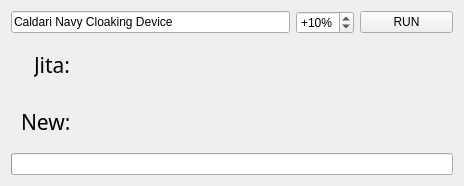
First picture: the form in eve_api/widget.ui, repository Ardameon/eve_market_tool, before the edit.
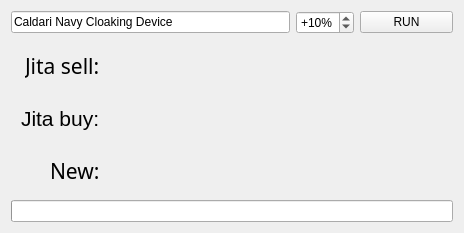
Second picture: the form after the edit. Icons and pictures are not drawn.

Commit message: buy price and sell/buy difference check added

Patch:
```diff
--- a/eve_api/widget.ui
+++ b/eve_api/widget.ui
@@ -7,7 +7,7 @@
     <x>0</x>
     <y>0</y>
     <width>464</width>
-    <height>186</height>
+    <height>233</height>
    </rect>
   </property>
   <property name="minimumSize">
@@ -19,7 +19,7 @@
   <property name="maximumSize">
    <size>
     <width>464</width>
-    <height>186</height>
+    <height>250</height>
    </size>
   </property>
   <property name="windowTitle">
@@ -29,7 +29,7 @@
    <iconset resource="icons.qrc">
     <normaloff>:/icons/6_64_3.png</normaloff>:/icons/6_64_3.png</iconset>
   </property>
-  <layout class="QVBoxLayout" name="verticalLayout" stretch="0,1,0,0">
+  <layout class="QVBoxLayout" name="verticalLayout" stretch="0,0,0,0">
    <item>
     <layout class="QHBoxLayout" name="horizontalLayout" stretch="3,0,1">
      <item>
@@ -62,47 +62,14 @@
     </layout>
    </item>
    <item>
-    <layout class="QGridLayout" name="gridLayout" rowstretch="0,0,0" columnstretch="0,3,1" columnminimumwidth="20,256,64">
+    <layout class="QGridLayout" name="gridLayout" rowstretch="0,0,0,0" columnstretch="0,25,0" columnminimumwidth="0,0,90">
      <property name="sizeConstraint">
       <enum>QLayout::SetNoConstraint</enum>
      </property>
      <property name="leftMargin">
       <number>10</number>
      </property>
-     <item row="1" column="2" rowspan="2" alignment="Qt::AlignHCenter|Qt::AlignVCenter">
-      <widget class="QLabel" name="imageLabel">
-       <property name="text">
-        <string/>
-       </property>
-      </widget>
-     </item>
-     <item row="2" column="0" alignment="Qt::AlignRight">
-      <widget class="QLabel" name="newlabel">
-       <property name="font">
-        <font>
-         <family>Droid Sans Mono</family>
-         <pointsize>16</pointsize>
-        </font>
-       </property>
-       <property name="text">
-        <string>New: </string>
-       </property>
-      </widget>
-     </item>
-     <item row="1" column="0" alignment="Qt::AlignRight">
-      <widget class="QLabel" name="systemLabel">
-       <property name="font">
-        <font>
-         <family>Droid Sans Mono</family>
-         <pointsize>16</pointsize>
-        </font>
-       </property>
-       <property name="text">
-        <string>Jita: </string>
-       </property>
-      </widget>
-     </item>
-     <item row="2" column="1">
+     <item row="3" column="1">
       <widget class="QLabel" name="newPriceLabel">
        <property name="enabled">
         <bool>true</bool>
@@ -115,7 +82,7 @@
        </property>
        <property name="font">
         <font>
-         <family>Droid Sans Mono</family>
+         <family>Sans Serif</family>
          <pointsize>16</pointsize>
         </font>
        </property>
@@ -134,7 +101,120 @@
        </property>
        <property name="font">
         <font>
-         <family>Droid Sans Mono</family>
+         <family>Sans Serif</family>
+         <pointsize>16</pointsize>
+        </font>
+       </property>
+       <property name="text">
+        <string/>
+       </property>
+       <property name="textInteractionFlags">
+        <set>Qt::LinksAccessibleByMouse</set>
+       </property>
+      </widget>
+     </item>
+     <item row="2" column="1">
+      <widget class="QLabel" name="buyPriceLabel">
+       <property name="minimumSize">
+        <size>
+         <width>0</width>
+         <height>51</height>
+        </size>
+       </property>
+       <property name="font">
+        <font>
+         <family>Sans Serif</family>
+         <pointsize>16</pointsize>
+        </font>
+       </property>
+       <property name="text">
+        <string/>
+       </property>
+       <property name="textInteractionFlags">
+        <set>Qt::LinksAccessibleByMouse</set>
+       </property>
+      </widget>
+     </item>
+     <item row="1" column="0" alignment="Qt::AlignRight">
+      <widget class="QLabel" name="systemLabel">
+       <property name="minimumSize">
+        <size>
+         <width>0</width>
+         <height>51</height>
+        </size>
+       </property>
+       <property name="font">
+        <font>
+         <family>Sans Serif</family>
+         <pointsize>16</pointsize>
+         <kerning>true</kerning>
+        </font>
+       </property>
+       <property name="text">
+        <string>Jita sell: </string>
+       </property>
+      </widget>
+     </item>
+     <item row="2" column="0" alignment="Qt::AlignRight">
+      <widget class="QLabel" name="jitaBuyLabel">
+       <property name="minimumSize">
+        <size>
+         <width>0</width>
+         <height>51</height>
+        </size>
+       </property>
+       <property name="font">
+        <font>
+         <pointsize>16</pointsize>
+        </font>
+       </property>
+       <property name="text">
+        <string>Jita buy: </string>
+       </property>
+       <property name="textFormat">
+        <enum>Qt::PlainText</enum>
+       </property>
+       <property name="alignment">
+        <set>Qt::AlignLeading|Qt::AlignLeft|Qt::AlignVCenter</set>
+       </property>
+      </widget>
+     </item>
+     <item row="3" column="0" alignment="Qt::AlignRight">
+      <widget class="QLabel" name="newlabel">
+       <property name="minimumSize">
+        <size>
+         <width>0</width>
+         <height>51</height>
+        </size>
+       </property>
+       <property name="font">
+        <font>
+         <family>Sans Serif</family>
+         <pointsize>16</pointsize>
+        </font>
+       </property>
+       <property name="text">
+        <string>New: </string>
+       </property>
+       <property name="textFormat">
+        <enum>Qt::RichText</enum>
+       </property>
+       <property name="alignment">
+        <set>Qt::AlignLeading|Qt::AlignLeft|Qt::AlignVCenter</set>
+       </property>
+      </widget>
+     </item>
+     <item row="2" column="2" rowspan="2">
+      <widget class="QLabel" name="imageLabel">
+       <property name="text">
+        <string/>
+       </property>
+      </widget>
+     </item>
+     <item row="1" column="2">
+      <widget class="QLabel" name="diffLabel">
+       <property name="font">
+        <font>
          <pointsize>16</pointsize>
         </font>
        </property>
@@ -164,7 +244,7 @@
       <bool>true</bool>
      </property>
      <property name="maximum">
-      <number>3</number>
+      <number>4</number>
      </property>
      <property name="value">
       <number>0</number>
```
Left out of the diff: 3 changed lines with no effect on the pictures. The commit also changes 3 other files.
